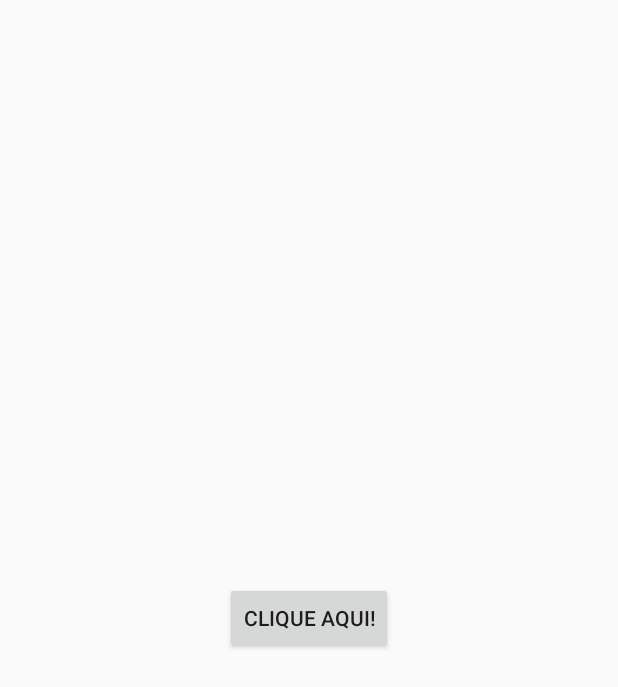
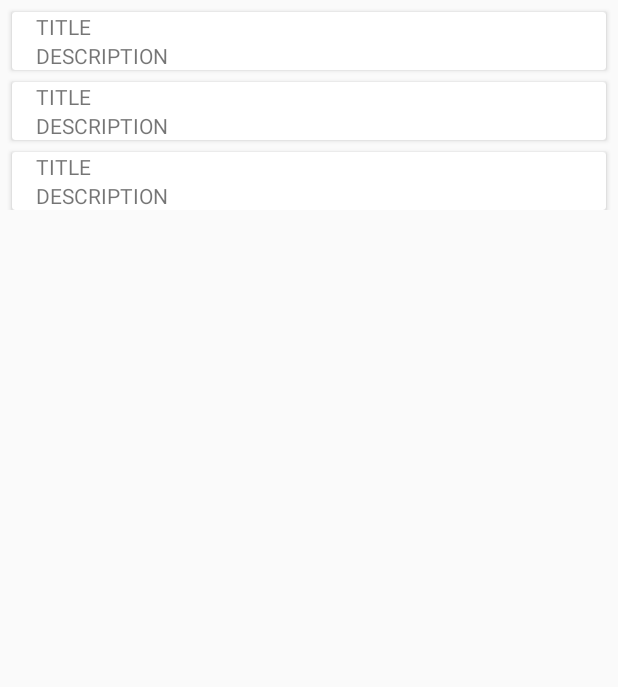
Before and after one commit to erikaAkab/movieTest, an Android app: the layout activity_main.xml on its own in the app's theme, with its tools: preview values and no code run, on a phone screen of 412 x 824 dp. Shown: the top 687 px of the screen. Run offline under Robolectric (Android 15) with nearby library versions, the phone set to English and light mode, and no system bars; network calls fail.

```diff
--- a/app/src/main/AndroidManifest.xml
+++ b/app/src/main/AndroidManifest.xml
@@ -1,6 +1,8 @@
 <?xml version="1.0" encoding="utf-8"?>
 <manifest xmlns:android="http://schemas.android.com/apk/res/android"
           xmlns:tools="http://schemas.android.com/tools" package="com.testepan.moviedb">
+
+    <uses-permission android:name="android.permission.INTERNET" />
 
     <application
             android:allowBackup="true"
--- a/app/src/main/java/com/testepan/moviedb/MainContract.kt
+++ b/app/src/main/java/com/testepan/moviedb/MainContract.kt
@@ -1,8 +1,11 @@
 package com.testepan.moviedb
+
+import com.testepan.domain.business.Movie
 
 object MainContract {
     interface View {
-        fun showMovieList(list: String)
+        fun showMovieList(list: List<Movie>)
+        fun showMovieListError()
     }
 
     interface Presenter {
--- a/app/src/main/java/com/testepan/moviedb/MovieDBApplication.kt
+++ b/app/src/main/java/com/testepan/moviedb/MovieDBApplication.kt
@@ -1,6 +1,9 @@
 package com.testepan.moviedb
 
 import android.app.Application
+import com.testepan.data.di.DataModule.dataModule
+import com.testepan.domain.di.DomainModule.domainModule
+import com.testepan.moviedb.di.ApplicationModule.appModule
 import com.testepan.moviedb.di.PresenterModule.presenterModule
 import org.koin.android.ext.koin.androidContext
 import org.koin.android.ext.koin.androidLogger
@@ -15,7 +18,7 @@ class MovieDBApplication : Application() {
         startKoin {
             androidLogger(Level.DEBUG)
             androidContext(this@MovieDBApplication)
-            modules(presenterModule)
+            modules(presenterModule, domainModule, dataModule, appModule)
         }
     }
 }
--- a/app/src/main/java/com/testepan/moviedb/di/PresenterModule.kt
+++ b/app/src/main/java/com/testepan/moviedb/di/PresenterModule.kt
@@ -6,6 +6,9 @@ import org.koin.dsl.module
 
 object PresenterModule {
     val presenterModule = module {
-        single <MainContract.Presenter>{ (view: MainContract.View) -> MainPresenter(view) }
+        factory <MainContract.Presenter>{ (view: MainContract.View) -> MainPresenter(
+            view = view,
+            list = get()
+        ) }
     }
 }
--- a/app/src/main/res/layout/activity_main.xml
+++ b/app/src/main/res/layout/activity_main.xml
@@ -6,15 +6,15 @@
         android:layout_width="match_parent" android:layout_height="match_parent"
         tools:context=".MainActivity">
 
-    <Button
-            android:id="@+id/buttonStart"
-            android:layout_width="wrap_content"
+    <androidx.recyclerview.widget.RecyclerView
+            android:id="@+id/rvMovieList"
+            android:layout_width="match_parent"
             android:layout_height="wrap_content"
+            app:layout_constraintStart_toStartOf="parent"
+            app:layout_constraintEnd_toEndOf="parent"
             app:layout_constraintTop_toTopOf="parent"
-            app:layout_constraintBottom_toBottomOf="parent"
-            app:layout_constraintRight_toRightOf="parent"
-            app:layout_constraintLeft_toLeftOf="parent"
-            android:text="@string/clique_aqui"/>
+            tools:listitem="@layout/movie_item"
+    />
 
 
 </androidx.constraintlayout.widget.ConstraintLayout>
--- /dev/null
+++ b/app/src/main/res/layout/movie_item.xml
@@ -0,0 +1,42 @@
+<?xml version="1.0" encoding="utf-8"?>
+<androidx.cardview.widget.CardView
+        xmlns:android="http://schemas.android.com/apk/res/android"
+        xmlns:app="http://schemas.android.com/apk/res-auto"
+        android:layout_width="match_parent"
+        android:layout_height="wrap_content"
+        android:layout_marginTop="8dp"
+        android:layout_marginStart="8dp"
+        android:layout_marginEnd="8dp"
+        android:clickable="true"
+        android:focusable="true"
+        android:foreground="?android:attr/selectableItemBackground"
+        android:padding="8dp">
+
+    <androidx.constraintlayout.widget.ConstraintLayout
+            android:layout_width="match_parent"
+            android:layout_height="wrap_content">
+        <TextView
+                android:id="@+id/movieTitle"
+                android:layout_width="0dp"
+                android:layout_height="wrap_content"
+                android:layout_marginStart="16dp"
+                android:layout_marginEnd="16dp"
+                app:layout_constraintTop_toTopOf="parent"
+                app:layout_constraintStart_toStartOf="parent"
+                app:layout_constraintEnd_toEndOf="parent"
+                android:text="TITLE"
+        />
+
+        <TextView
+                android:id="@+id/movieDescription"
+                android:layout_width="0dp"
+                android:layout_marginStart="16dp"
+                android:layout_marginEnd="16dp"
+                android:layout_height="wrap_content"
+                app:layout_constraintTop_toBottomOf="@+id/movieTitle"
+                app:layout_constraintStart_toStartOf="parent"
+                app:layout_constraintEnd_toEndOf="parent"
+                android:text="DESCRIPTION"
+        />
+    </androidx.constraintlayout.widget.ConstraintLayout>
+</androidx.cardview.widget.CardView>
--- a/app/src/main/res/values/strings.xml
+++ b/app/src/main/res/values/strings.xml
@@ -1,4 +1,5 @@
 <resources>
     <string name="app_name">PanMovieDBTest</string>
     <string name="clique_aqui">Clique aqui!</string>
+    <string name="movie_error">Tente novamente mais tarde</string>
 </resources>
--- a/data/src/main/java/com/testepan/data/mapper/MoviesMapper.kt
+++ b/data/src/main/java/com/testepan/data/mapper/MoviesMapper.kt
@@ -12,7 +12,6 @@ object MoviesMapper {
                 imagePath = it.imagePath,
                 title = it.title,
                 description = it.description
-
             )
         }
 }
```
Also changed, not shown: app/src/main/java/com/testepan/moviedb/MainActivity.kt (+15 -4 lines), app/src/main/java/com/testepan/moviedb/MainPresenter.kt (+16 -2 lines), app/src/main/java/com/testepan/moviedb/MovieAdapter.kt (added, +38 -0 lines).
